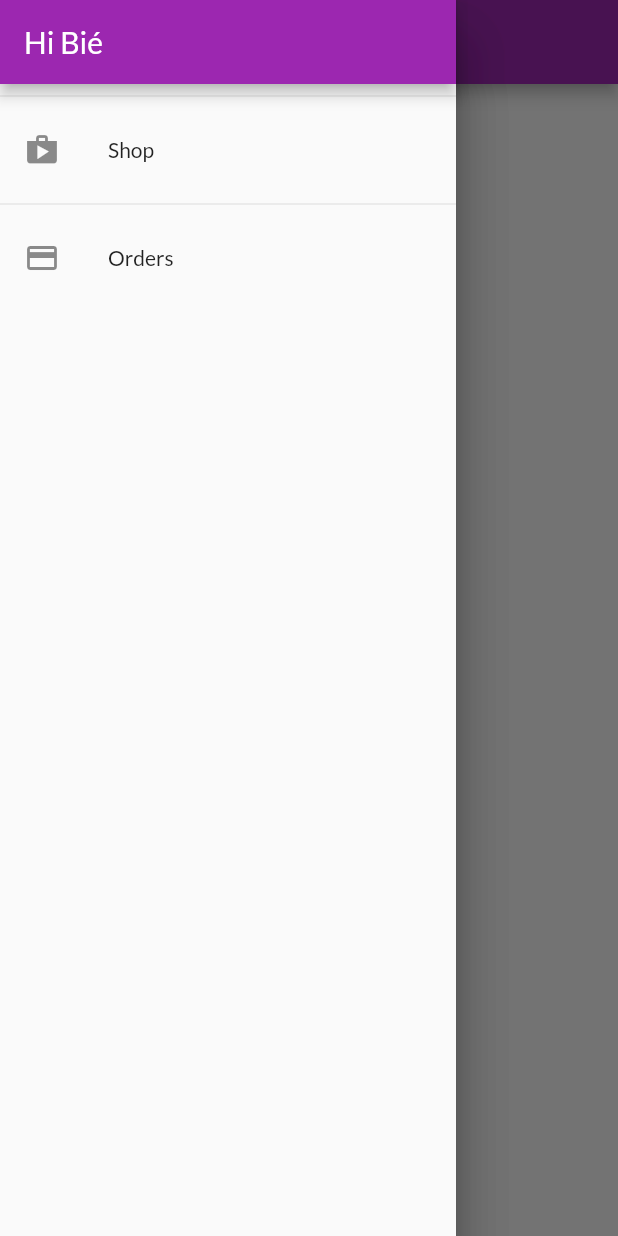
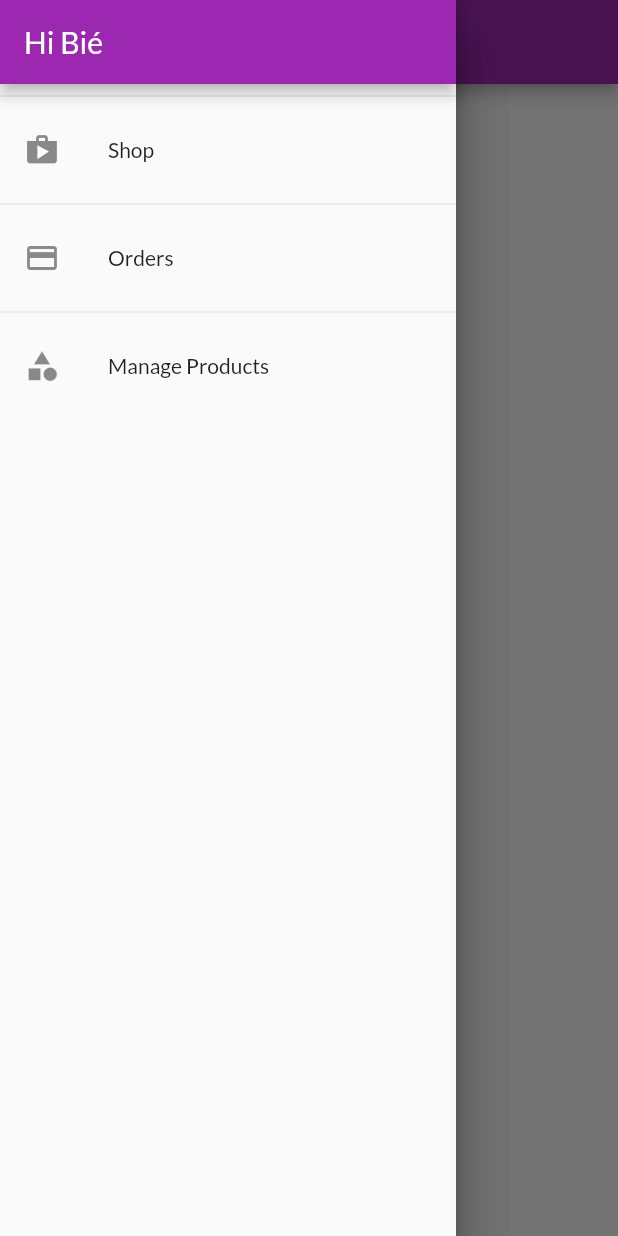
Before and after one commit to Samuel-Bie/flutter_shop_app, a Flutter app: the OrdersScreen screen opened by its route, with the side drawer open, on a phone screen of 412 x 824 dp. Run offline on Flutter 3.47's test engine with Material 2 defaults, Android fonts, the phone set to English and light mode, and no system bars; network calls fail.

Commit message:
user product page

```diff
--- a/lib/main.dart
+++ b/lib/main.dart
@@ -3,11 +3,12 @@ import 'package:provider/provider.dart';
 
 import 'package:shop_app/providers/cart.dart';
 import 'package:shop_app/providers/orders.dart';
-import 'package:shop_app/providers/products_provider.dart';
+import 'package:shop_app/providers/products.dart';
 import 'package:shop_app/screens/cart_screen.dart';
 import 'package:shop_app/screens/orders_screen.dart';
 import 'package:shop_app/screens/product_detail_screen.dart';
 import 'package:shop_app/screens/products_overview_screen.dart';
+import 'package:shop_app/screens/user_products_screen.dart';
 
 void main() {
   runApp(MyApp());
@@ -19,7 +20,7 @@ class MyApp extends StatelessWidget {
     return MultiProvider(
       providers: [
         ChangeNotifierProvider(
-          create: (BuildContext context) => ProductsProvider(),
+          create: (BuildContext context) => Products(),
         ),
         ChangeNotifierProvider(
           create: (BuildContext context) => Cart(),
@@ -41,6 +42,7 @@ class MyApp extends StatelessWidget {
           ProductDetails.routeName: (ctx) => ProductDetails(),
           CartScreen.routeName: (ctx) => CartScreen(),
           OrdersScreen.routeName: (ctx) => OrdersScreen(),
+          UserProductsScreen.rouuteName: (ctx) => UserProductsScreen(),
         },
       ),
     );
--- a/lib/providers/products_provider.dart
+++ b/lib/providers/products.dart
@@ -1,7 +1,7 @@
 import 'package:flutter/material.dart';
 import 'package:shop_app/providers/product.dart';
 
-class ProductsProvider with ChangeNotifier {
+class Products with ChangeNotifier {
   List<Product> _items = [
     Product(
       id: 'p1',
--- a/lib/screens/product_detail_screen.dart
+++ b/lib/screens/product_detail_screen.dart
@@ -2,14 +2,14 @@ import 'package:flutter/material.dart';
 import 'package:provider/provider.dart';
 
 import 'package:shop_app/providers/product.dart';
-import 'package:shop_app/providers/products_provider.dart';
+import 'package:shop_app/providers/products.dart';
 
 class ProductDetails extends StatelessWidget {
   static final routeName = '/product/show';
 
   Widget build(BuildContext context) {
     var product = ModalRoute.of(context).settings.arguments as Product;
-    product = Provider.of<ProductsProvider>(context).findByid(product.id);
+    product = Provider.of<Products>(context).findByid(product.id);
 
     return Scaffold(
       appBar: AppBar(
--- a/lib/widgets/drawer.dart
+++ b/lib/widgets/drawer.dart
@@ -1,5 +1,6 @@
 import 'package:flutter/material.dart';
 import 'package:shop_app/screens/orders_screen.dart';
+import 'package:shop_app/screens/user_products_screen.dart';
 
 class AppDrawer extends StatelessWidget {
   @override
@@ -24,6 +25,13 @@ class AppDrawer extends StatelessWidget {
             onTap: () =>
                 Navigator.pushReplacementNamed(context, OrdersScreen.routeName),
           ),
+          Divider(),
+          ListTile(
+            leading: Icon(Icons.category),
+            title: Text('Manage Products'),
+            onTap: () => Navigator.pushReplacementNamed(
+                context, UserProductsScreen.rouuteName),
+          ),
         ],
       ),
     );
--- a/lib/widgets/product_grid_view_widget.dart
+++ b/lib/widgets/product_grid_view_widget.dart
@@ -1,6 +1,6 @@
 import 'package:flutter/material.dart';
 import 'package:provider/provider.dart';
-import 'package:shop_app/providers/products_provider.dart';
+import 'package:shop_app/providers/products.dart';
 import 'package:shop_app/widgets/product_item_widget.dart';
 
 class ProductGrid extends StatelessWidget {
@@ -10,7 +10,7 @@ class ProductGrid extends StatelessWidget {
 
   @override
   Widget build(BuildContext context) {
-    final productsData = Provider.of<ProductsProvider>(context);
+    final productsData = Provider.of<Products>(context);
     final loadedProducts =
         showOnlyFavorites ? productsData.favoriteItems : productsData.items;
 
```
Also changed, not shown: lib/screens/user_products_screen.dart (added, +36 -0 lines), lib/widgets/user_product_item.dart (added, +34 -0 lines).
